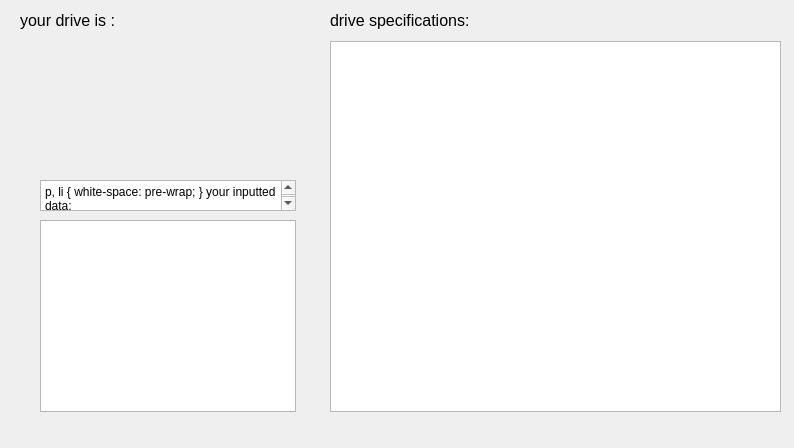
First picture: the form in gui/ui/result_dialog.ui, repository AimanHaidar/harmonic-drive-selector, before the edit.
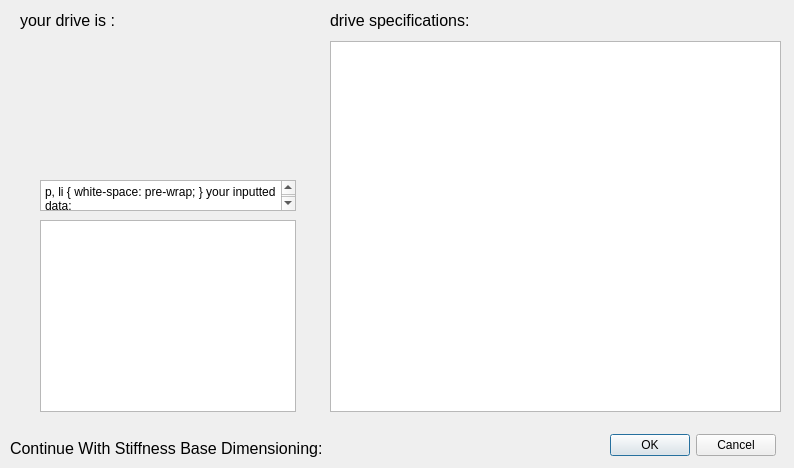
Second picture: the form after the edit. Icons and pictures are not drawn.

Diff of the .ui file:
```diff
--- a/gui/ui/result_dialog.ui
+++ b/gui/ui/result_dialog.ui
@@ -7,7 +7,7 @@
     <x>0</x>
     <y>0</y>
     <width>794</width>
-    <height>448</height>
+    <height>468</height>
    </rect>
   </property>
   <property name="windowTitle">
@@ -126,6 +126,40 @@
     <string>drive specifications:</string>
    </property>
   </widget>
+  <widget class="QDialogButtonBox" name="continue_box_button">
+   <property name="geometry">
+    <rect>
+     <x>610</x>
+     <y>430</y>
+     <width>166</width>
+     <height>31</height>
+    </rect>
+   </property>
+   <property name="standardButtons">
+    <set>QDialogButtonBox::Cancel|QDialogButtonBox::Ok</set>
+   </property>
+  </widget>
+  <widget class="QLabel" name="label_3">
+   <property name="geometry">
+    <rect>
+     <x>10</x>
+     <y>438</y>
+     <width>541</width>
+     <height>21</height>
+    </rect>
+   </property>
+   <property name="font">
+    <font>
+     <pointsize>12</pointsize>
+    </font>
+   </property>
+   <property name="text">
+    <string>Continue With Stiffness Base Dimensioning:</string>
+   </property>
+   <property name="alignment">
+    <set>Qt::AlignLeading|Qt::AlignLeft|Qt::AlignVCenter</set>
+   </property>
+  </widget>
  </widget>
  <resources>
   <include location="../resources/pic.qrc"/>
```
